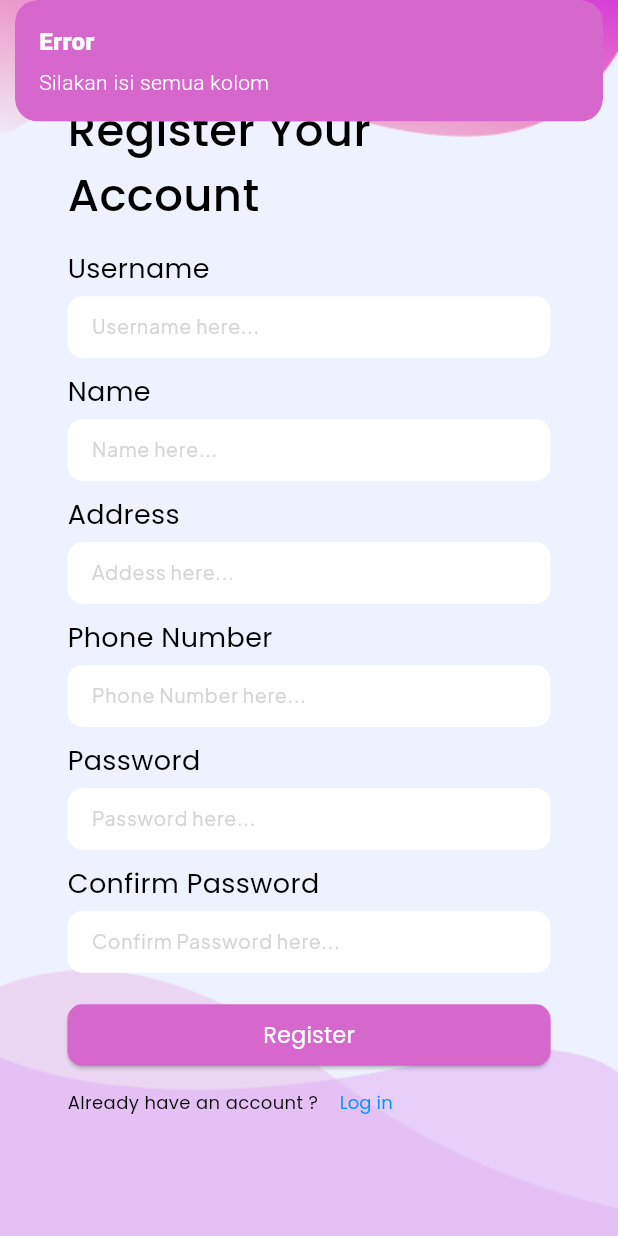
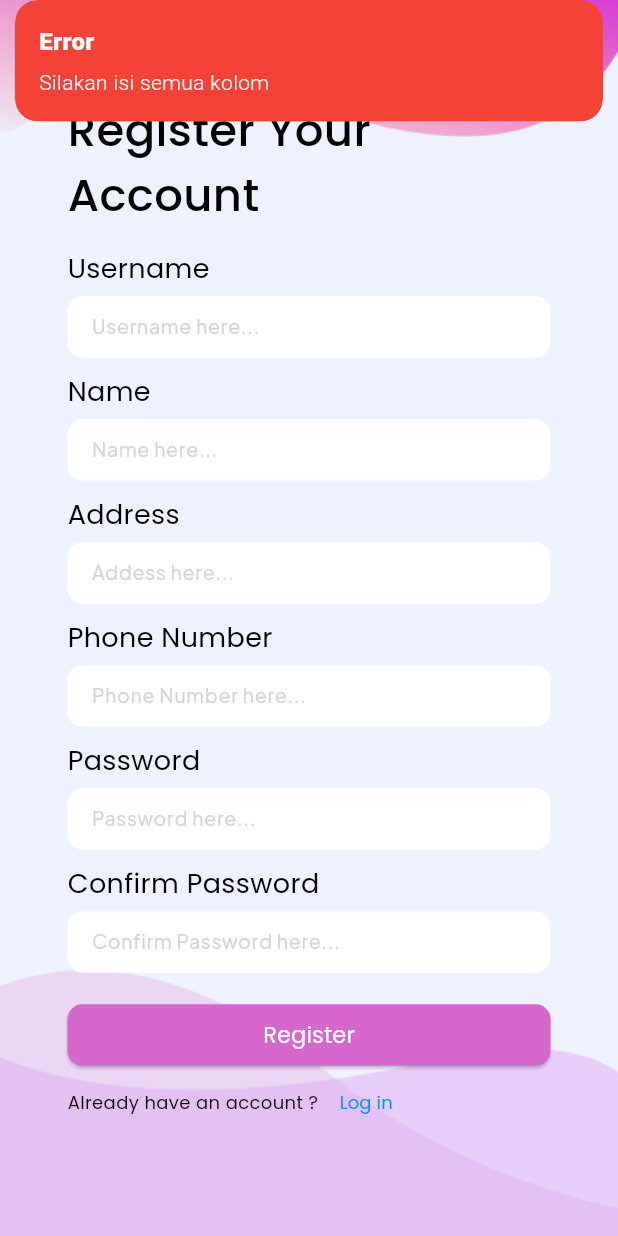
Before and after one commit to IkyyAhsan/LearningX_1B_Rizky-Ahsan-Syarif_Tugas_10, a Flutter app: the screen it shows after launch, after a tap on "Sign in", after a tap on "Register", on a phone screen of 412 x 824 dp. Run offline on Flutter 3.47's test engine with Material 3 defaults, Android fonts, the phone set to English and light mode, and no system bars; our stand-ins replace cloud_firestore, firebase_auth, firebase_core, firebase_storage, get, google_fonts and 1 more; accounts and stored records are empty.

Commit message:
seles broo

```diff
--- a/lib/app/modules/login_screen/controllers/login_screen_controller.dart
+++ b/lib/app/modules/login_screen/controllers/login_screen_controller.dart
@@ -32,7 +32,7 @@ class LoginScreenController extends GetxController {
 
     if (username.isEmpty || password.isEmpty) {
       Get.snackbar('Error', 'Username and password cannot be empty',
-          backgroundColor: const Color(0xffd567cd), colorText: const Color(0xffffffff));
+          backgroundColor: Colors.red, colorText: const Color(0xffffffff));
       return;
     }
 
@@ -48,7 +48,7 @@ class LoginScreenController extends GetxController {
       );
     } else {
       Get.snackbar('Error', 'Incorrect username or password',
-          backgroundColor: const Color(0xffd567cd), colorText: const Color(0xffffffff));
+          backgroundColor: Colors.red, colorText: const Color(0xffffffff));
     }
   }
 }
--- a/lib/app/modules/login_screen/views/login_screen_view.dart
+++ b/lib/app/modules/login_screen/views/login_screen_view.dart
@@ -6,7 +6,7 @@ import 'package:homework_10/app/modules/signin_screen/views/signin_screen_view.d
 import '../controllers/login_screen_controller.dart';
 
 class LoginScreenView extends GetView<LoginScreenController> {
-  const LoginScreenView({Key? key}) : super(key: key);
+  const LoginScreenView({super.key});
   @override
   Widget build(BuildContext context) {
     final loginController = LoginScreenController();
--- a/lib/app/modules/signin_screen/controllers/signin_screen_controller.dart
+++ b/lib/app/modules/signin_screen/controllers/signin_screen_controller.dart
@@ -50,8 +50,7 @@ class SigninScreenController extends GetxController {
       });
 
     } catch (e) {
-      print("Error registering user: $e");
-      Get.snackbar('Error', 'Gagal mendaftarkan pengguna. Silakan coba lagi nanti.', backgroundColor: Color(0xffd567cd), colorText: Color(0xffffffff));
+      Get.snackbar('Error', 'Gagal mendaftarkan pengguna. Silakan coba lagi nanti.', backgroundColor: Colors.red, colorText: Colors.white);
     }
   }
 
@@ -66,13 +65,13 @@ class SigninScreenController extends GetxController {
         address.isEmpty ||
         phoneNumber.isEmpty ||
         password.isEmpty) {
-      Get.snackbar('Error', 'Silakan isi semua kolom', backgroundColor: Color(0xffd567cd), colorText: Color(0xffffffff));
+      Get.snackbar('Error', 'Silakan isi semua kolom', backgroundColor: Colors.red, colorText: Colors.white);
       return false;
     } else if (!isValidEmail(username)) {
-      Get.snackbar('Error', 'Silakan masukkan email/username yang valid', backgroundColor: Color(0xffd567cd), colorText: Color(0xffffffff));
+      Get.snackbar('Error', 'Silakan masukkan email/username yang valid', backgroundColor: Colors.red, colorText: Colors.white);
       return false;
     } else if (password.length < 8) {
-      Get.snackbar('Error', 'Password harus minimal 8 karakter', backgroundColor: Color(0xffd567cd), colorText: Color(0xffffffff));
+      Get.snackbar('Error', 'Password harus minimal 8 karakter', backgroundColor: Colors.red, colorText: Colors.white);
       return false;
     }
     return true;
--- a/lib/app/modules/signin_screen/views/signin_screen_view.dart
+++ b/lib/app/modules/signin_screen/views/signin_screen_view.dart
@@ -276,7 +276,7 @@ class SigninScreenView extends GetView<SigninScreenController> {
                   children: [
                     Text("Already have an account ?", style: GoogleFonts.poppins(textStyle: const TextStyle(fontSize: 12, fontWeight: FontWeight.w400, color: Colors.black)),),
                     TextButton(
-                      onPressed: () => Get.off(LoginScreenView()),
+                      onPressed: () => Get.off(const LoginScreenView()),
                       child: Text(
                         "Log in",
                         style: GoogleFonts.poppins(
--- a/lib/main.dart
+++ b/lib/main.dart
@@ -4,7 +4,7 @@ import 'package:get/get.dart';
 import 'app/routes/app_pages.dart';
 
 Future<void> main() async{
-  final WidgetsBinding widgetsBinding = WidgetsFlutterBinding.ensureInitialized();
+  WidgetsFlutterBinding.ensureInitialized();
 
   await Firebase.initializeApp(
     options: const FirebaseOptions(
```
